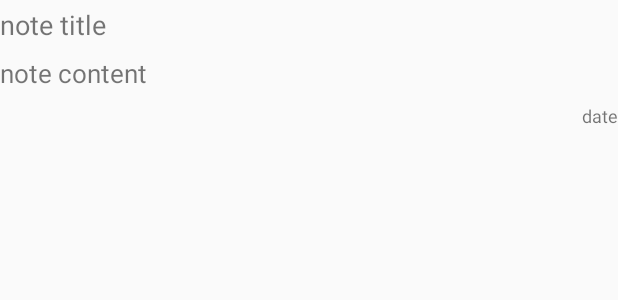
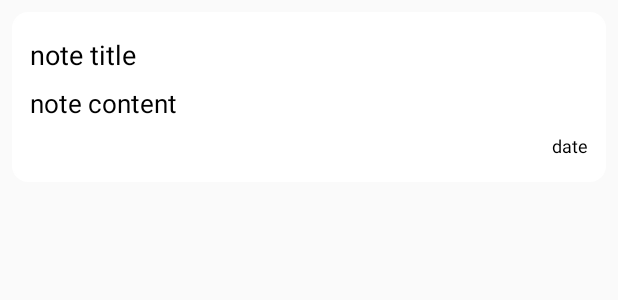
Before and after one commit to jurolBTSSIO/Note, an Android app: the layout recycler_note_item.xml on its own in the app's theme, with its tools: preview values and no code run, on a phone screen of 412 x 824 dp. Shown: the top 300 px of the screen. Run offline under Robolectric (Android 15) with nearby library versions, the phone set to English and light mode, and no system bars.

Commit message:
Gestion du crud

```diff
--- /dev/null
+++ b/app/src/main/res/drawable/baseline_delete_24.xml
@@ -0,0 +1,5 @@
+<vector android:height="24dp" android:tint="#000000"
+    android:viewportHeight="24" android:viewportWidth="24"
+    android:width="24dp" xmlns:android="http://schemas.android.com/apk/res/android">
+    <path android:fillColor="@android:color/white" android:pathData="M6,19c0,1.1 0.9,2 2,2h8c1.1,0 2,-0.9 2,-2V7H6v12zM19,4h-3.5l-1,-1h-5l-1,1H5v2h14V4z"/>
+</vector>
--- a/app/src/main/res/layout/activity_main.xml
+++ b/app/src/main/res/layout/activity_main.xml
@@ -1,4 +1,5 @@
 <?xml version="1.0" encoding="utf-8"?>
+
 <RelativeLayout xmlns:android="http://schemas.android.com/apk/res/android"
     xmlns:app="http://schemas.android.com/apk/res-auto"
     xmlns:tools="http://schemas.android.com/tools"
--- a/app/src/main/res/layout/recycler_note_item.xml
+++ b/app/src/main/res/layout/recycler_note_item.xml
@@ -2,12 +2,18 @@
 <LinearLayout xmlns:android="http://schemas.android.com/apk/res/android"
     android:orientation="vertical"
     android:layout_width="match_parent"
-    android:layout_height="match_parent">
+    android:layout_height="wrap_content"
+    android:backgroundTint="@color/white"
+    android:background="@drawable/rounded_corner"
+    android:padding="12dp"
+    android:layout_margin="8dp"
+    >
 
     <TextView
         android:id="@+id/title_textview"
         android:layout_width="match_parent"
         android:layout_height="wrap_content"
+        android:textColor="@color/black"
         android:text="note title"
         android:textSize="18sp"
         android:layout_marginVertical="4dp"
@@ -17,6 +23,7 @@
         android:id="@+id/content_textview"
         android:layout_width="match_parent"
         android:layout_height="wrap_content"
+        android:textColor="@color/black"
         android:text="note content"
         android:maxLines="2"
         android:ellipsize="end"
@@ -29,6 +36,7 @@
         android:layout_width="match_parent"
         android:layout_height="wrap_content"
         android:text="date"
+        android:textColor="@color/black"
         android:textSize="12sp"
         android:gravity="right"
         android:layout_marginVertical="4dp"
```
Also changed, not shown: app/src/main/java/fr/vannes/notes/AddNoteActivity.java (+33 -8 lines), app/src/main/java/fr/vannes/notes/MainActivity.java (+14 -2 lines), app/src/main/java/fr/vannes/notes/NoteAdapter.java (+12 -1 lines), app/src/main/res/layout/activity_add_note.xml (+9 -1 lines).
